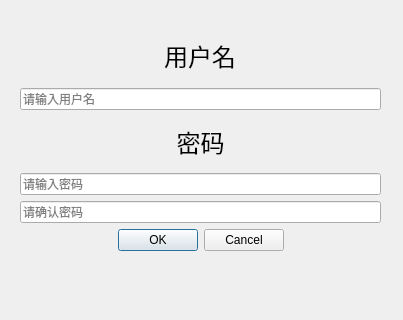
Before: the Qt Designer form 新UI/regedit.ui in Connoiss/App_Auto, drawn with Qt 5.
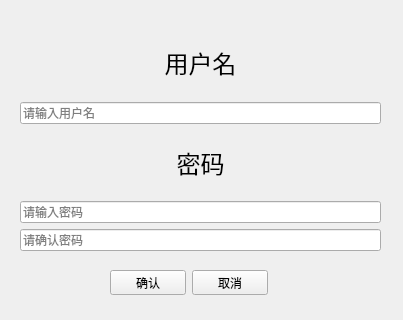
After: the same form once the commit is applied.

The edit to the form file:
```diff
--- a/新UI/regedit.ui
+++ b/新UI/regedit.ui
@@ -23,7 +23,7 @@
     </rect>
    </property>
    <layout class="QVBoxLayout" name="verticalLayout">
-    <item alignment="Qt::AlignHCenter">
+    <item>
      <widget class="QLabel" name="Username">
       <property name="text">
        <string>&lt;html&gt;&lt;head/&gt;&lt;body&gt;&lt;p&gt;&lt;span style=&quot; font-size:18pt;&quot;&gt;用户名&lt;/span&gt;&lt;/p&gt;&lt;/body&gt;&lt;/html&gt;</string>
@@ -73,13 +73,29 @@
       </property>
      </widget>
     </item>
+   </layout>
+  </widget>
+  <widget class="QWidget" name="layoutWidget">
+   <property name="geometry">
+    <rect>
+     <x>110</x>
+     <y>270</y>
+     <width>158</width>
+     <height>25</height>
+    </rect>
+   </property>
+   <layout class="QHBoxLayout" name="horizontalLayout">
     <item>
-     <widget class="QDialogButtonBox" name="buttonBox">
-      <property name="standardButtons">
-       <set>QDialogButtonBox::Cancel|QDialogButtonBox::Ok</set>
+     <widget class="QPushButton" name="doRegister">
+      <property name="text">
+       <string>确认</string>
       </property>
-      <property name="centerButtons">
-       <bool>true</bool>
+     </widget>
+    </item>
+    <item>
+     <widget class="QPushButton" name="cancel">
+      <property name="text">
+       <string>取消</string>
       </property>
      </widget>
     </item>
```
